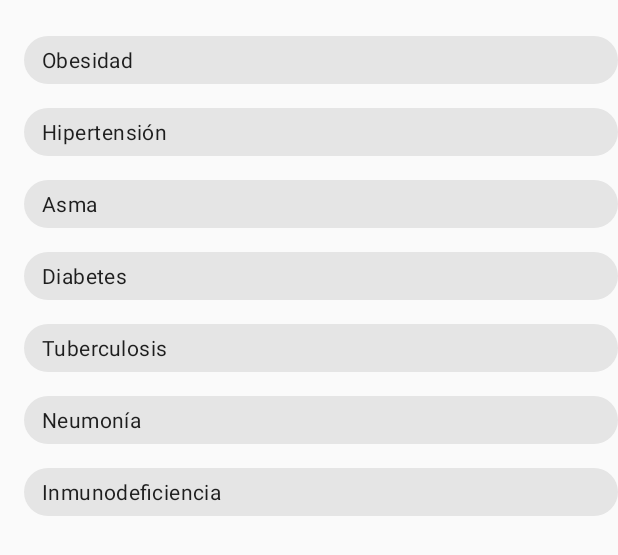
After one commit to xaviherr/hackacovid19, an Android app: the layout dialog_fragment_reg_ant_med.xml on its own in the app's theme, with its tools: preview values and no code run, on a phone screen of 412 x 824 dp. The commit adds this screen. Shown: the top 555 px of the screen. Run offline under Robolectric (Android 15) with nearby library versions, the phone set to English and light mode, and no system bars.

Commit message:
2nd day noon commit

```diff
--- a/CTRural/app/build.gradle
+++ b/CTRural/app/build.gradle
@@ -47,4 +47,8 @@ dependencies {
     //lifecycle
     implementation "androidx.lifecycle:lifecycle-extensions:$lifecycle_version"
     implementation "androidx.lifecycle:lifecycle-reactivestreams-ktx:$lifecycle_version"
+
+    //materialdesign
+    implementation 'com.google.android.material:material:1.2.0-rc01'
+
 }
--- /dev/null
+++ b/CTRural/app/src/main/res/layout/dialog_fragment_reg_ant_med.xml
@@ -0,0 +1,51 @@
+<?xml version="1.0" encoding="utf-8"?>
+<androidx.constraintlayout.widget.ConstraintLayout
+    xmlns:android="http://schemas.android.com/apk/res/android" android:layout_width="match_parent"
+    android:layout_height="match_parent">
+
+    <com.google.android.material.chip.ChipGroup
+        android:id="@+id/chp_grp_ant_med"
+        android:layout_marginTop="16dp"
+        android:layout_marginLeft="16dp"
+        android:layout_width="match_parent"
+        android:layout_height="match_parent">
+
+        <com.google.android.material.chip.Chip
+            android:id="@+id/chp_reg_obe"
+            android:text="Obesidad"
+            android:layout_width="match_parent"
+            android:layout_height="wrap_content" />
+        <com.google.android.material.chip.Chip
+            android:id="@+id/chp_reg_hip"
+            android:text="Hipertensión"
+            android:layout_width="match_parent"
+            android:layout_height="wrap_content" />
+        <com.google.android.material.chip.Chip
+            android:id="@+id/chp_reg_asm"
+            android:text="Asma"
+            android:layout_width="match_parent"
+            android:layout_height="wrap_content" />
+        <com.google.android.material.chip.Chip
+            android:id="@+id/chp_reg_diab"
+            android:text="Diabetes"
+            android:layout_width="match_parent"
+            android:layout_height="wrap_content" />
+        <com.google.android.material.chip.Chip
+            android:id="@+id/chp_reg_tbc"
+            android:text="Tuberculosis"
+            android:layout_width="match_parent"
+            android:layout_height="wrap_content" />
+        <com.google.android.material.chip.Chip
+            android:id="@+id/chp_reg_neum"
+            android:text="Neumonía"
+            android:layout_width="match_parent"
+            android:layout_height="wrap_content" />
+        <com.google.android.material.chip.Chip
+            android:id="@+id/chp_reg_inm"
+            android:text="Inmunodeficiencia"
+            android:layout_width="match_parent"
+            android:layout_height="wrap_content" />
+
+    </com.google.android.material.chip.ChipGroup>
+
+</androidx.constraintlayout.widget.ConstraintLayout>
```
Also changed, not shown: CTRural/app/src/main/java/com/example/ctrural/dialogfragments/RegGenDialogFragment.kt (added, +39 -0 lines), CTRural/app/src/main/java/com/example/ctrural/fragments/RegCaseFragment.kt (+18 -0 lines), CTRural/app/src/main/res/layout/dialog_fragment_reg_gen.xml (added, +35 -0 lines), 1 other file.
